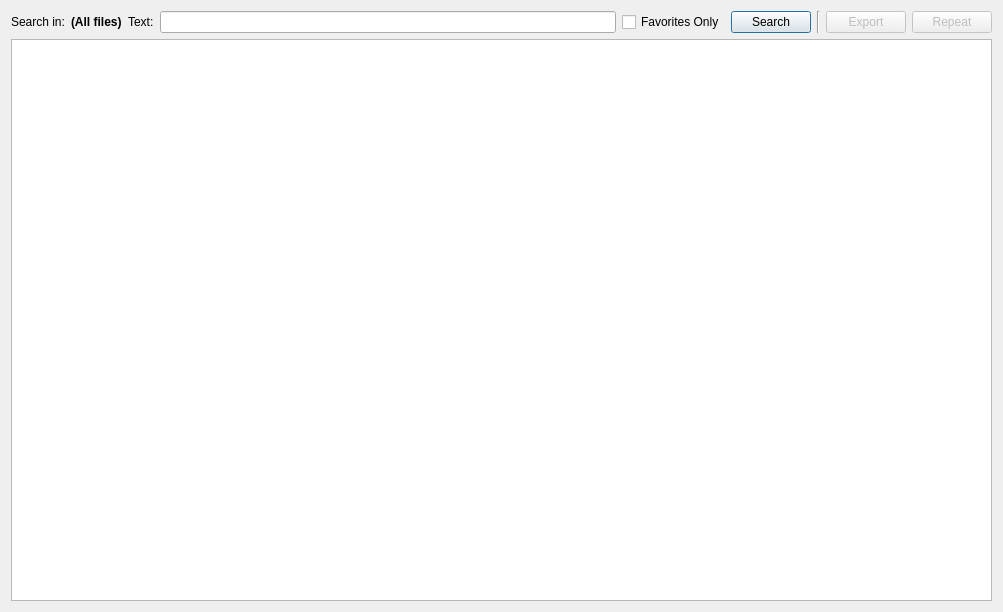
Old version of the form ReeePlayer/forms/search_dialog.ui in the repository FilippVolodin/ReeePlayer.
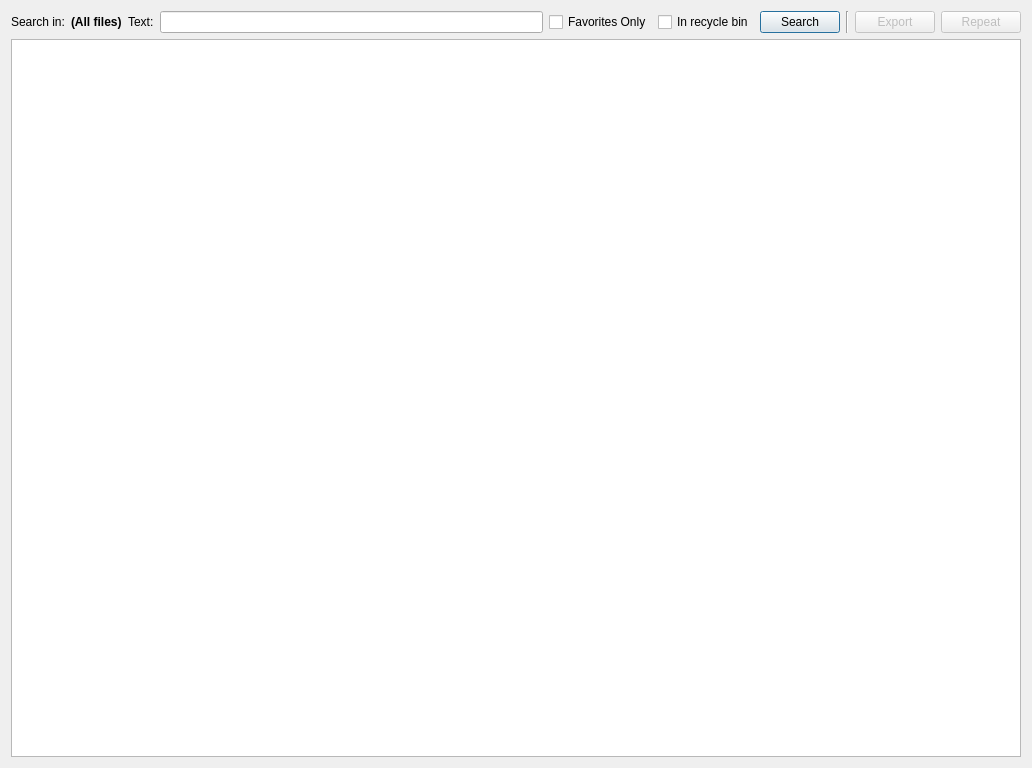
New version of the form. Custom widgets are drawn as their Qt base class.

Commit message: Remove into recycle bin

The edit to the form file:
```diff
--- a/ReeePlayer/forms/search_dialog.ui
+++ b/ReeePlayer/forms/search_dialog.ui
@@ -6,8 +6,8 @@
    <rect>
     <x>0</x>
     <y>0</y>
-    <width>1003</width>
-    <height>612</height>
+    <width>1032</width>
+    <height>768</height>
    </rect>
   </property>
   <property name="windowTitle">
@@ -53,6 +53,13 @@
        </property>
       </widget>
      </item>
+     <item>
+      <widget class="QCheckBox" name="chkRemoved">
+       <property name="text">
+        <string>In recycle bin</string>
+       </property>
+      </widget>
+     </item>
      <item>
       <widget class="QPushButton" name="btnSearch">
        <property name="text">
```
The commit also changes 17 other files.
